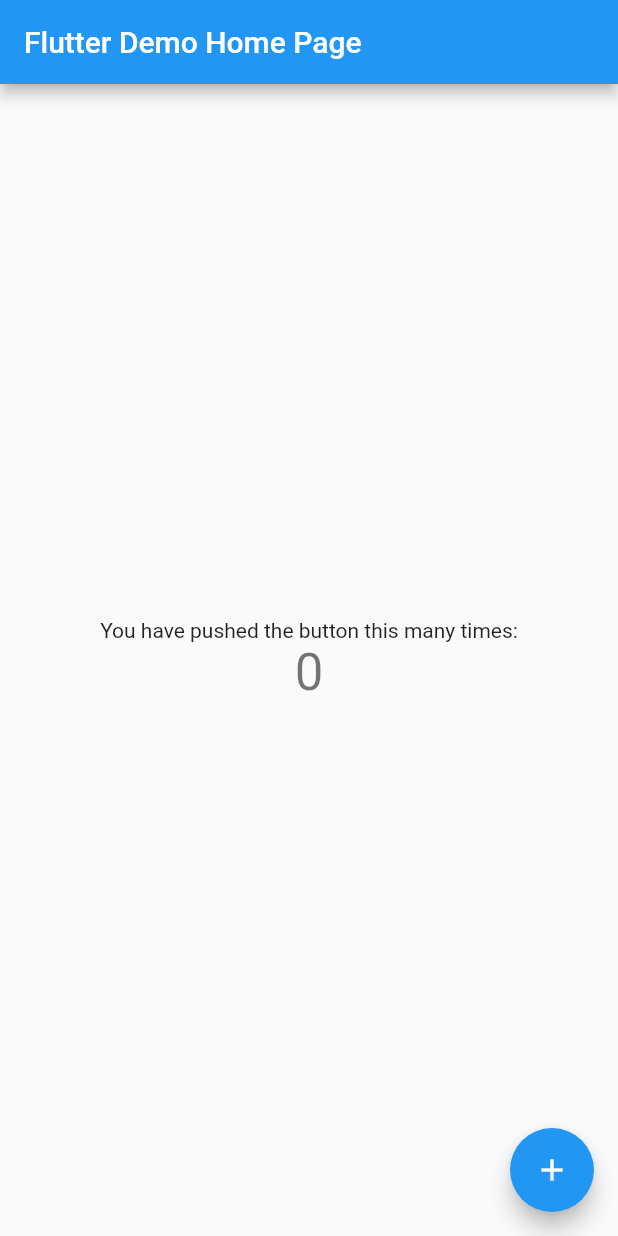
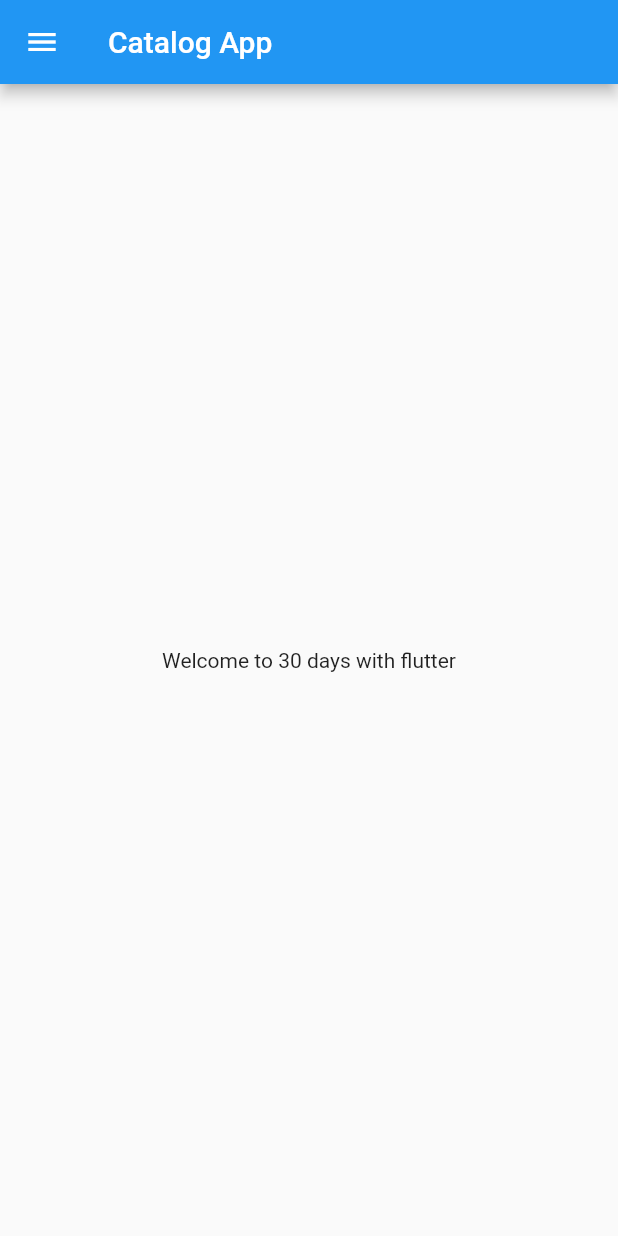
Before and after one commit to karanmalh99/FlutterApp, a Flutter app: the screen it shows after launch, on a phone screen of 412 x 824 dp. Run offline on Flutter 3.47's test engine with Material 2 defaults, Android fonts, the phone set to English and light mode, and no system bars.

Commit message:
Day 2 completed

```diff
--- /dev/null
+++ b/lib/home_page.dart
@@ -0,0 +1,18 @@
+import 'package:flutter/material.dart';
+
+class HomePage extends StatelessWidget {
+  @override
+  Widget build(BuildContext context) {
+    return Scaffold(
+        appBar: AppBar(
+          title: Text("Catalog App"),
+        ),
+        body: Center(
+          child: Container(
+            child: Text("Welcome to 30 days with flutter"),
+          ),
+        ),
+        drawer: Drawer(),
+        );
+  }
+}
--- a/lib/main.dart
+++ b/lib/main.dart
@@ -1,115 +1,17 @@
 import 'package:flutter/material.dart';
+import 'package:flutter_application_1/home_page.dart';
 
 void main() {
-  runApp(const MyApp());
+  runApp(MyApp());
 }
 
 class MyApp extends StatelessWidget {
   const MyApp({Key? key}) : super(key: key);
 
-  // This widget is the root of your application.
   @override
   Widget build(BuildContext context) {
     return MaterialApp(
-      title: 'Flutter Demo',
-      theme: ThemeData(
-        // This is the theme of your application.
-        //
-        // Try running your application with "flutter run". You'll see the
-        // application has a blue toolbar. Then, without quitting the app, try
-        // changing the primarySwatch below to Colors.green and then invoke
-        // "hot reload" (press "r" in the console where you ran "flutter run",
-        // or simply save your changes to "hot reload" in a Flutter IDE).
-        // Notice that the counter didn't reset back to zero; the application
-        // is not restarted.
-        primarySwatch: Colors.blue,
-      ),
-      home: const MyHomePage(title: 'Flutter Demo Home Page'),
+      home: HomePage(),
     );
   }
 }
-
-class MyHomePage extends StatefulWidget {
-  const MyHomePage({Key? key, required this.title}) : super(key: key);
-
-  // This widget is the home page of your application. It is stateful, meaning
-  // that it has a State object (defined below) that contains fields that affect
-  // how it looks.
-
-  // This class is the configuration for the state. It holds the values (in this
-  // case the title) provided by the parent (in this case the App widget) and
-  // used by the build method of the State. Fields in a Widget subclass are
-  // always marked "final".
-
-  final String title;
-
-  @override
-  State<MyHomePage> createState() => _MyHomePageState();
-}
-
-class _MyHomePageState extends State<MyHomePage> {
-  int _counter = 0;
-
-  void _incrementCounter() {
-    setState(() {
-      // This call to setState tells the Flutter framework that something has
-      // changed in this State, which causes it to rerun the build method below
-      // so that the display can reflect the updated values. If we changed
-      // _counter without calling setState(), then the build method would not be
-      // called again, and so nothing would appear to happen.
-      _counter++;
-    });
-  }
-
-  @override
-  Widget build(BuildContext context) {
-    // This method is rerun every time setState is called, for instance as done
-    // by the _incrementCounter method above.
-    //
-    // The Flutter framework has been optimized to make rerunning build methods
-    // fast, so that you can just rebuild anything that needs updating rather
-    // than having to individually change instances of widgets.
-    return Scaffold(
-      appBar: AppBar(
-        // Here we take the value from the MyHomePage object that was created by
-        // the App.build method, and use it to set our appbar title.
-        title: Text(widget.title),
-      ),
-      body: Center(
-        // Center is a layout widget. It takes a single child and positions it
-        // in the middle of the parent.
-        child: Column(
-          // Column is also a layout widget. It takes a list of children and
-          // arranges them vertically. By default, it sizes itself to fit its
-          // children horizontally, and tries to be as tall as its parent.
-          //
-          // Invoke "debug painting" (press "p" in the console, choose the
-          // "Toggle Debug Paint" action from the Flutter Inspector in Android
-          // Studio, or the "Toggle Debug Paint" command in Visual Studio Code)
-          // to see the wireframe for each widget.
-          //
-          // Column has various properties to control how it sizes itself and
-          // how it positions its children. Here we use mainAxisAlignment to
-          // center the children vertically; the main axis here is the vertical
-          // axis because Columns are vertical (the cross axis would be
-          // horizontal).
-          mainAxisAlignment: MainAxisAlignment.center,
-          children: <Widget>[
-            const Text(
-              'You have pushed the button this many times:',
-            ),
-            Text(
-              '$_counter',
-              style: Theme.of(context).textTheme.headline4,
-            ),
-          ],
-        ),
-      ),
-      floatingActionButton: FloatingActionButton(
-        onPressed: _incrementCounter,
-        tooltip: 'Increment',
-        child: const Icon(Icons.add),
-      ), // This trailing comma makes auto-formatting nicer for build methods.
-    );
-  }
-}
```
